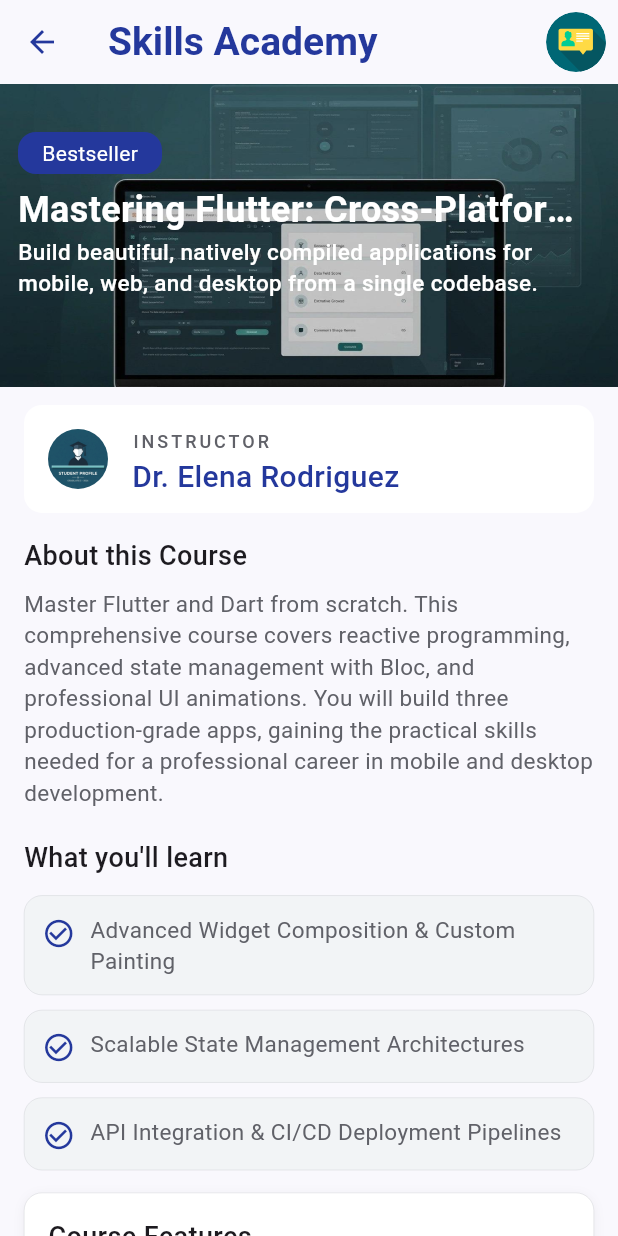
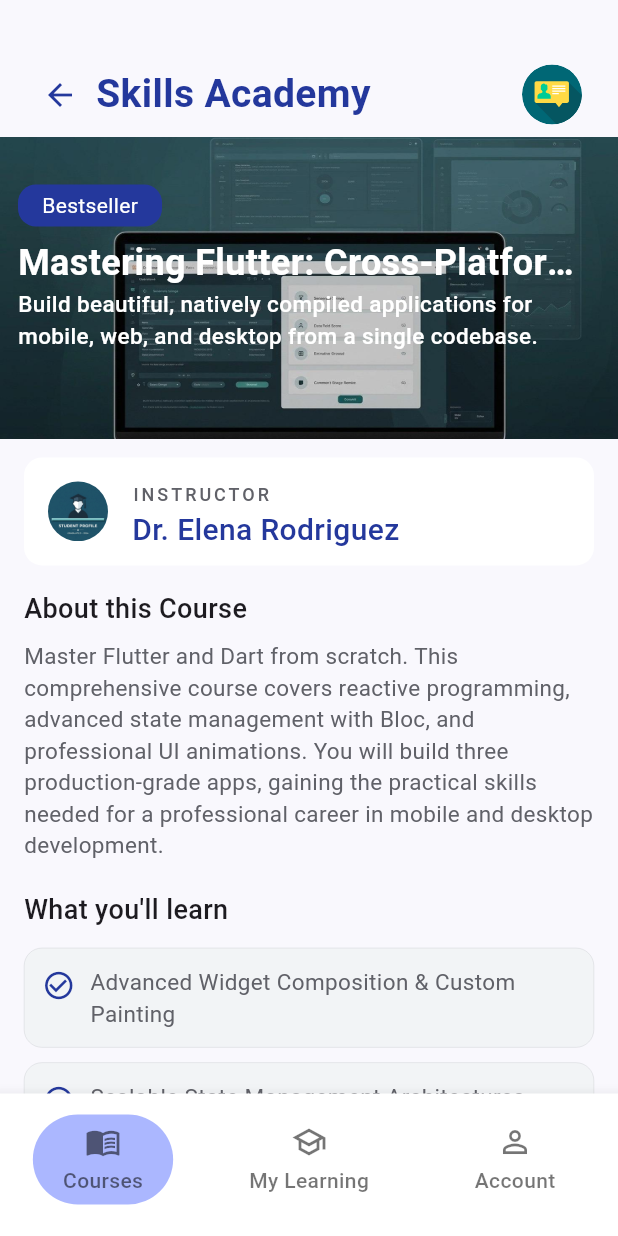
Before and after one commit to NadyAlwazah/flutter-task05-skills-academy-beg, a Flutter app: the BottomBarLayout screen opened by its route, after a tap on "Mobile", on a phone screen of 412 x 824 dp. Run offline on Flutter 3.47's test engine with Material 3 defaults, Android fonts, the phone set to English and light mode, and no system bars; our stand-ins replace flutter_svg, go_router.

Commit message:
feat(navigation): integrate course details inside BottomBarLayout and refactor views structure

```diff
--- a/lib/core/app/routes.dart
+++ b/lib/core/app/routes.dart
@@ -1,5 +1,4 @@
 import 'package:flutter_task05_skills_academy_beg/features/auth/presentation/views/signup_view.dart';
-import 'package:flutter_task05_skills_academy_beg/features/courses/presentation/views/course_details_view.dart';
 import 'package:flutter_task05_skills_academy_beg/features/courses/presentation/views/languages_special_offer_screen.dart';
 import 'package:go_router/go_router.dart';
 
@@ -8,7 +7,6 @@
 abstract class AppRouter {
   static const String kMain = '/main';
   static const String kLanguagesSpecialOfferScreen = '/languages-offer';
-  static const String kCourseDetailsView = '/course_details';
 
   static final router = GoRouter(
     routes: [
@@ -21,16 +19,6 @@
         path: kLanguagesSpecialOfferScreen,
         builder: (context, state) => const LanguagesSpecialOfferScreen(),
       ),
-      GoRoute(
-        path: kCourseDetailsView,
-        builder: (context, state) {
-          final data = state.extra as Map<String, dynamic>;
-          return CourseDetailsView(
-            title: data['title'],
-            instructor: data['instructor'],
-          );
-        },
-      ),
     ],
   );
 }
--- a/lib/features/bottom_bar_layout/presentation/views/bottom_bar_layout.dart
+++ b/lib/features/bottom_bar_layout/presentation/views/bottom_bar_layout.dart
@@ -1,6 +1,8 @@
 import 'package:flutter/material.dart';
+import 'package:flutter_task05_skills_academy_beg/core/theme/app_colors.dart';
 import 'package:flutter_task05_skills_academy_beg/features/account/presentation/views/account_view.dart';
 import 'package:flutter_task05_skills_academy_beg/features/bottom_bar_layout/presentation/views/widgets/bottom_nav_item.dart';
+import 'package:flutter_task05_skills_academy_beg/features/courses/presentation/views/course_details_view.dart';
 import 'package:flutter_task05_skills_academy_beg/features/courses/presentation/views/courses_view.dart';
 import 'package:flutter_task05_skills_academy_beg/features/my_learning/presentation/views/my_learning_view.dart';
 
@@ -14,19 +16,41 @@
 class _BottomBarLayoutState extends State<BottomBarLayout> {
   int currentIndex = 0;
 
-  final List<Widget> screens = const [
-    CoursesView(),
-    MyLearningView(),
-    AccountView(),
-  ];
+  Widget? selectedCoursePage;
+  List<Widget> _buildScreens() {
+    return [
+      CoursesView(
+        onCourseTap: (course) {
+          setState(() {
+            selectedCoursePage = CourseDetailsView(
+              title: course.title,
+              instructor: course.instructor,
+              onBack: () {
+                setState(() {
+                  selectedCoursePage = null;
+                });
+              },
+            );
+          });
+        },
+      ),
+
+      const MyLearningView(),
+      const AccountView(),
+    ];
+  }
 
   @override
   Widget build(BuildContext context) {
     return Scaffold(
-      body: screens[currentIndex],
+      backgroundColor: AppColors.backgroundColor,
+      body: selectedCoursePage ?? _buildScreens()[currentIndex],
       bottomNavigationBar: BottomNavigationBar(
         currentIndex: currentIndex,
-        onTap: (index) => setState(() => currentIndex = index),
+        onTap: (index) => setState(() {
+          currentIndex = index;
+          selectedCoursePage = null; // رجوع للصفحات الأساسية
+        }),
         backgroundColor: Colors.white,
         elevation: 8,
         showSelectedLabels: false,
--- a/lib/features/courses/presentation/views/course_details_view.dart
+++ b/lib/features/courses/presentation/views/course_details_view.dart
@@ -3,32 +3,44 @@
 import 'package:flutter_task05_skills_academy_beg/features/courses/presentation/views/widgets/app_bar_title_courses_details_view.dart';
 import 'package:flutter_task05_skills_academy_beg/features/courses/presentation/views/widgets/courses_details_app_bar_actions.dart';
 import 'package:flutter_task05_skills_academy_beg/features/courses/presentation/views/widgets/courses_details_view_body.dart';
-import 'package:go_router/go_router.dart';
 
 class CourseDetailsView extends StatelessWidget {
   const CourseDetailsView({
     super.key,
     required this.title,
     required this.instructor,
+    this.onBack,
   });
   final String title;
   final String instructor;
+  final VoidCallback? onBack;
   @override
   Widget build(BuildContext context) {
-    return Scaffold(
-      backgroundColor: AppColors.backgroundColor,
-      appBar: AppBar(
-        backgroundColor: AppColors.backgroundColor,
-        leading: IconButton(
-          icon: const Icon(Icons.arrow_back_outlined, color: AppColors.primary),
-          onPressed: () {
-            context.pop();
-          },
+    return Column(
+      // AppBar
+      children: [
+        Padding(
+          padding: const EdgeInsets.only(top: 35, left: 16, right: 16),
+          child: Row(
+            children: [
+              IconButton(
+                icon: const Icon(
+                  Icons.arrow_back_outlined,
+                  color: AppColors.primary,
+                ),
+                onPressed: onBack,
+              ),
+              const AppBarTitleCoursesDetailsView(),
+              const Spacer(),
+              const CoursesDetailsAppBarActions(),
+            ],
+          ),
         ),
-        title: const AppBarTitleCoursesDetailsView(),
-        actions: const [CoursesDetailsAppBarActions()],
-      ),
-      body: CoursesDetailsViewBody(title: title, instructor: instructor),
+        // Body
+        Expanded(
+          child: CoursesDetailsViewBody(title: title, instructor: instructor),
+        ),
+      ],
     );
   }
 }
--- a/lib/features/courses/presentation/views/courses_view.dart
+++ b/lib/features/courses/presentation/views/courses_view.dart
@@ -1,22 +1,31 @@
 import 'package:flutter/material.dart';
-import 'package:flutter_task05_skills_academy_beg/core/theme/app_colors.dart';
 import 'package:flutter_task05_skills_academy_beg/core/widgets/app_bar_title.dart';
+import 'package:flutter_task05_skills_academy_beg/features/courses/data/models/course_model.dart';
 import 'package:flutter_task05_skills_academy_beg/features/courses/presentation/views/widgets/courses_app_bar_actions.dart';
 import 'package:flutter_task05_skills_academy_beg/features/courses/presentation/views/widgets/courses_view_body.dart';
 
 class CoursesView extends StatelessWidget {
-  const CoursesView({super.key});
+  const CoursesView({super.key, this.onCourseTap});
+  final Function(CourseModel course)? onCourseTap;
 
   @override
   Widget build(BuildContext context) {
-    return Scaffold(
-      backgroundColor: AppColors.backgroundColor,
-      appBar: AppBar(
-        backgroundColor: AppColors.backgroundColor,
-        title: const AppBarTitle(),
-        actions: const [CoursesAppBarActions()],
-      ),
-      body: const CoursesViewBody(),
+    return Column(
+      children: [
+        // AppBar
+        const Padding(
+          padding: EdgeInsets.only(top: 35, left: 16, right: 16),
+          child: Row(
+            mainAxisAlignment: MainAxisAlignment.spaceBetween,
+            children: [AppBarTitle(), CoursesAppBarActions()],
+          ),
+        ),
+
+        const SizedBox(height: 8),
+
+        // Body
+        Expanded(child: CoursesViewBody(onCourseTap: onCourseTap)),
+      ],
     );
   }
 }
--- a/lib/features/courses/presentation/views/widgets/course_card_item.dart
+++ b/lib/features/courses/presentation/views/widgets/course_card_item.dart
@@ -1,7 +1,5 @@
 import 'package:flutter/material.dart';
-import 'package:flutter_task05_skills_academy_beg/core/app/routes.dart';
 import 'package:flutter_task05_skills_academy_beg/core/theme/app_colors.dart';
-import 'package:go_router/go_router.dart';
 
 class CourseCardItem extends StatelessWidget {
   final String imagePath;
@@ -13,6 +11,8 @@
   final Color categoryBackgroundColor;
   final Color categoryTextColor;
 
+  final VoidCallback? onTap;
+
   const CourseCardItem({
     super.key,
     required this.imagePath,
@@ -23,17 +23,13 @@
     required this.category,
     required this.categoryBackgroundColor,
     required this.categoryTextColor,
+    this.onTap,
   });
 
   @override
   Widget build(BuildContext context) {
     return InkWell(
-      onTap: () {
-        GoRouter.of(context).push(
-          AppRouter.kCourseDetailsView,
-          extra: {'title': title, 'instructor': instructor},
-        );
-      },
+      onTap: onTap,
       child: Container(
         margin: const EdgeInsets.symmetric(vertical: 8),
         decoration: BoxDecoration(
--- a/lib/features/courses/presentation/views/widgets/courses_app_bar_actions.dart
+++ b/lib/features/courses/presentation/views/widgets/courses_app_bar_actions.dart
@@ -9,7 +9,15 @@
   Widget build(BuildContext context) {
     return Padding(
       padding: const EdgeInsets.all(8.0),
-      child: SvgPicture.asset(AssetsData.profileUserSvg),
+      child: CircleAvatar(
+        radius: 20,
+        child: SvgPicture.asset(
+          AssetsData.profileUserSvg,
+          fit: BoxFit.cover,
+          width: 40,
+          height: 40,
+        ),
+      ),
     );
   }
 }
--- a/lib/features/courses/presentation/views/widgets/courses_list_view.dart
+++ b/lib/features/courses/presentation/views/widgets/courses_list_view.dart
@@ -5,7 +5,9 @@
 import 'package:flutter_task05_skills_academy_beg/features/courses/presentation/views/widgets/course_card_item.dart';
 
 class CoursesListView extends StatelessWidget {
-  const CoursesListView({super.key});
+  const CoursesListView({super.key, this.onCourseTap});
+
+  final Function(CourseModel course)? onCourseTap;
 
   @override
   Widget build(BuildContext context) {
@@ -89,6 +91,7 @@
           category: course.category,
           categoryTextColor: course.categoryTextColor,
           categoryBackgroundColor: course.categoryBackgroundColor,
+          onTap: () => onCourseTap?.call(course),
         );
       },
     );
--- a/lib/features/courses/presentation/views/widgets/courses_view_body.dart
+++ b/lib/features/courses/presentation/views/widgets/courses_view_body.dart
@@ -1,19 +1,21 @@
 import 'package:flutter/material.dart';
 import 'package:flutter_task05_skills_academy_beg/core/app/routes.dart';
 import 'package:flutter_task05_skills_academy_beg/core/theme/app_colors.dart';
+import 'package:flutter_task05_skills_academy_beg/features/courses/data/models/course_model.dart';
 import 'package:flutter_task05_skills_academy_beg/features/courses/presentation/views/widgets/courses_filter_dropdown.dart';
 import 'package:flutter_task05_skills_academy_beg/features/courses/presentation/views/widgets/courses_list_view.dart';
 import 'package:go_router/go_router.dart';
 
 class CoursesViewBody extends StatefulWidget {
-  const CoursesViewBody({super.key});
-
+  const CoursesViewBody({super.key, this.onCourseTap});
+  final Function(CourseModel course)? onCourseTap;
   @override
   State<CoursesViewBody> createState() => _CoursesViewBodyState();
 }
 
 class _CoursesViewBodyState extends State<CoursesViewBody> {
   String selectedItem = 'All Courses';
+
   void _handleDropdownChange(String? value) {
     if (value == null) return;
 
@@ -54,11 +56,13 @@
               style: TextStyle(letterSpacing: 2),
             ),
             const SizedBox(height: 5),
+
             CoursesFilterDropdown(
               selectedItem: selectedItem,
               onChanged: _handleDropdownChange,
             ),
-            const CoursesListView(),
+
+            CoursesListView(onCourseTap: widget.onCourseTap),
           ],
         ),
       ),
```
